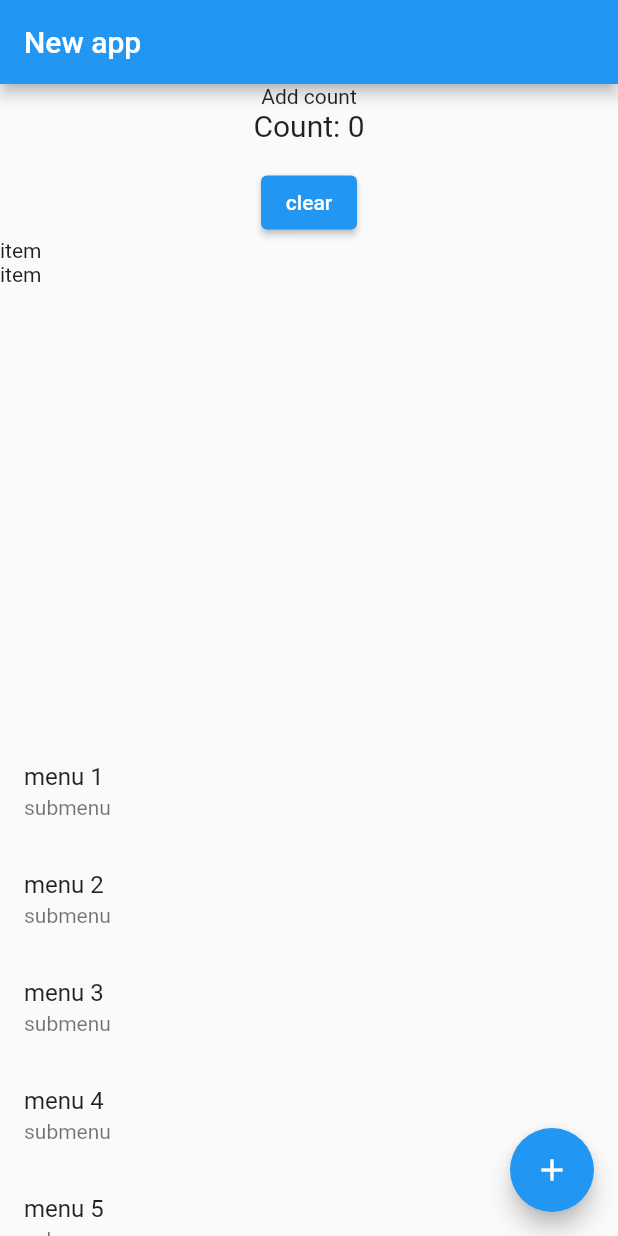
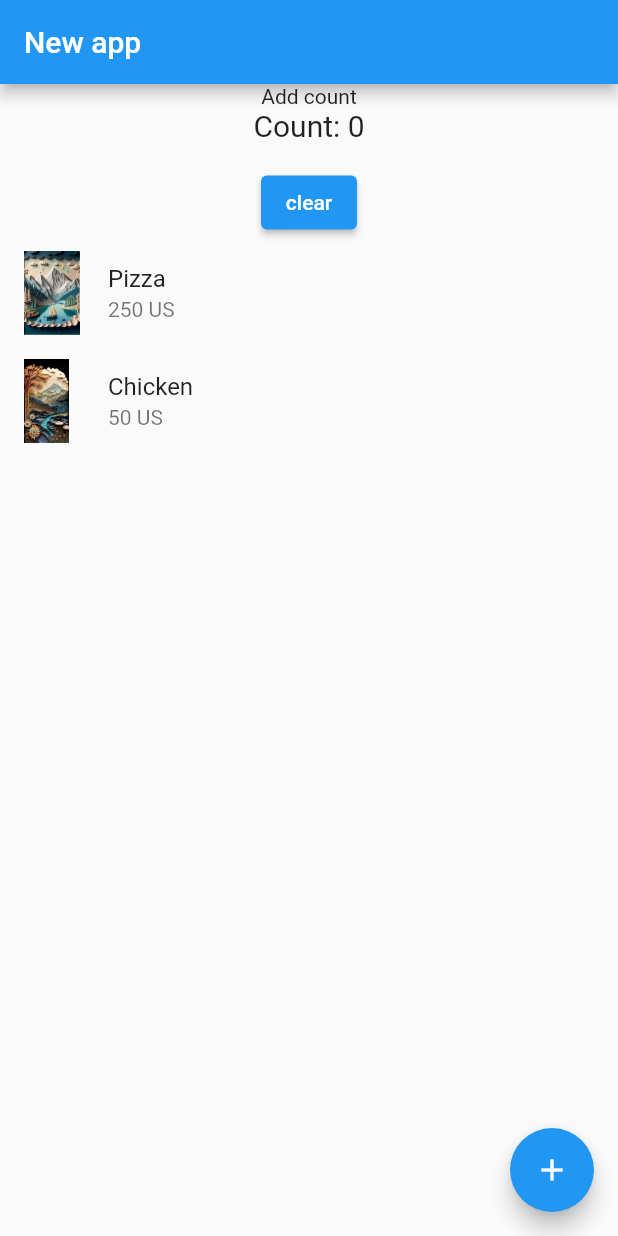
Before and after one commit to jarangit/learn-flutter-basic, a Flutter app: the screen it shows after launch, on a phone screen of 412 x 824 dp. Run offline on Flutter 3.47's test engine with Material 2 defaults, Android fonts, the phone set to English and light mode, and no system bars.

Commit message:
feat:create menu

```diff
--- /dev/null
+++ b/lib/foodMenu.dart
@@ -0,0 +1,7 @@
+class FoodMenu {
+  String name;
+  String price;
+  String img;
+
+  FoodMenu(this.name, this.price, this.img);
+}
--- a/lib/main.dart
+++ b/lib/main.dart
@@ -1,4 +1,5 @@
 import 'package:flutter/material.dart';
+import 'package:my_app/foodMenu.dart';
 
 void main() {
   runApp(const MyApp());
@@ -26,6 +27,10 @@ class MyHomePage extends StatefulWidget {
 class _MyHomePageState extends State<MyHomePage> {
   String title = "Add count";
   int count = 0;
+  List<FoodMenu> foodMenu = [
+    FoodMenu("Pizza", "250 US", "assets/images/image1.jpeg"),
+    FoodMenu("Chicken", "50 US", "assets/images/image2.jpeg"),
+  ];
 
   void onAdd() {
     setState(() {
@@ -41,6 +46,10 @@ class _MyHomePageState extends State<MyHomePage> {
       count = 0;
       title = "Clear count";
     });
+  }
+
+  void onSelectedMenu(FoodMenu value) {
+    print(value.name);
   }
 
   @override
@@ -77,14 +86,20 @@ class _MyHomePageState extends State<MyHomePage> {
           ElevatedButton(onPressed: onClear, child: Text("clear")),
           Expanded(
               child: ListView.builder(
-                  itemCount: 2,
+                  itemCount: foodMenu.length,
                   itemBuilder: (context, index) {
-                    return Text("item");
+                    FoodMenu food = foodMenu[index];
+                    return ListTile(
+                      leading: Image.asset(food.img),
+                      title: Text(food.name),
+                      subtitle: Text(food.price),
+                      onTap: () => onSelectedMenu(food),
+                    );
                   })),
-          Expanded(
-              child: ListView(
-            children: renderList(15),
-          ))
+          // Expanded(
+          //     child: ListView(
+          //   children: renderList(15),
+          // ))
         ],
       )),
       floatingActionButton:
--- a/lib/myWG.dart
+++ /dev/null
@@ -1,7 +0,0 @@
-import 'package:flutter/material.dart';
-
-void main() {
-  runApp(const Center(
-    child: Text('Hi'),
-  ));
-}
--- a/pubspec.yaml
+++ b/pubspec.yaml
@@ -62,6 +62,8 @@ flutter:
   # assets:
   #   - images/a_dot_burr.jpeg
   #   - images/a_dot_ham.jpeg
+  assets:
+  - assets/images/
 
   # An image asset can refer to one or more resolution-specific "variants", see
   # https://flutter.dev/assets-and-images/#resolution-aware
```
Also changed, not shown: assets/images/image1.jpeg (added), assets/images/image2.jpeg (added).
